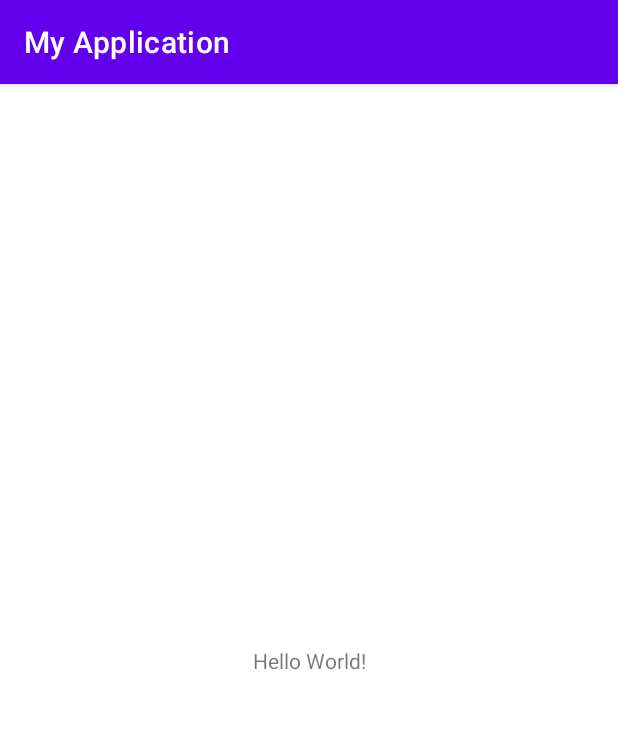
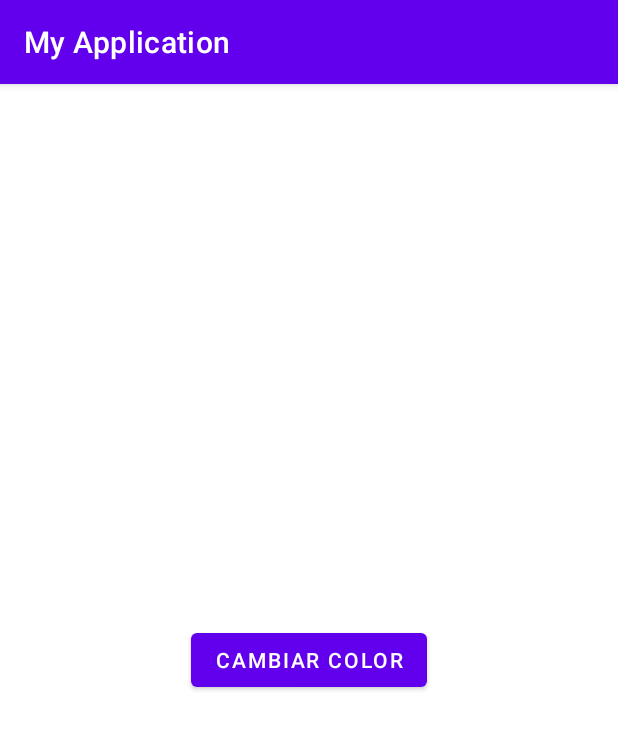
Before and after one commit to pgarman608/PMDM, an Android app: the screen it shows after launch (MainActivity), on a phone screen of 412 x 824 dp. Shown: the top 729 px of the screen. Run offline under Robolectric (Android 15) with nearby library versions, the phone set to English and light mode, and no system bars.

Commit message:
Ejercicio Fondo Terminado

```diff
--- a/Tema1/app/src/main/java/com/example/myapplication/MainActivity.java
+++ b/Tema1/app/src/main/java/com/example/myapplication/MainActivity.java
@@ -1,8 +1,14 @@
 package com.example.myapplication;
 
 import androidx.appcompat.app.AppCompatActivity;
+import androidx.constraintlayout.widget.ConstraintLayout;
 
+import android.graphics.Color;
 import android.os.Bundle;
+import android.view.View;
+import android.widget.Button;
+
+import java.util.Random;
 
 public class MainActivity extends AppCompatActivity {
 
@@ -10,5 +16,16 @@ public class MainActivity extends AppCompatActivity {
     protected void onCreate(Bundle savedInstanceState) {
         super.onCreate(savedInstanceState);
         setContentView(R.layout.activity_main);
+        Button btColor = (Button) findViewById(R.id.btColor);
+        ConstraintLayout mCL = (ConstraintLayout) findViewById(R.id.constraintlayout);
+        btColor.setOnClickListener(new View.OnClickListener() {
+            @Override
+            public void onClick(View view) {
+                Random rnd = new Random();
+                mCL.setBackgroundColor(Color.rgb(rnd.nextInt(256), rnd.nextInt(256), rnd.nextInt(256)));
+                btColor.setBackgroundColor(Color.rgb(rnd.nextInt(256), rnd.nextInt(256), rnd.nextInt(256)));
+                btColor.setTextColor(Color.rgb(rnd.nextInt(256), rnd.nextInt(256), rnd.nextInt(256)));
+            }
+        });
     }
 }
--- a/Tema1/app/src/main/res/layout/activity_main.xml
+++ b/Tema1/app/src/main/res/layout/activity_main.xml
@@ -2,17 +2,18 @@
 <androidx.constraintlayout.widget.ConstraintLayout xmlns:android="http://schemas.android.com/apk/res/android"
     xmlns:app="http://schemas.android.com/apk/res-auto"
     xmlns:tools="http://schemas.android.com/tools"
+    android:id="@+id/constraintlayout"
     android:layout_width="match_parent"
     android:layout_height="match_parent"
     tools:context=".MainActivity">
 
-    <TextView
+    <Button
+        android:id="@+id/btColor"
         android:layout_width="wrap_content"
         android:layout_height="wrap_content"
-        android:text="Hello World!"
+        android:text="Cambiar Color"
         app:layout_constraintBottom_toBottomOf="parent"
         app:layout_constraintEnd_toEndOf="parent"
         app:layout_constraintStart_toStartOf="parent"
         app:layout_constraintTop_toTopOf="parent" />
-
 </androidx.constraintlayout.widget.ConstraintLayout>
```
